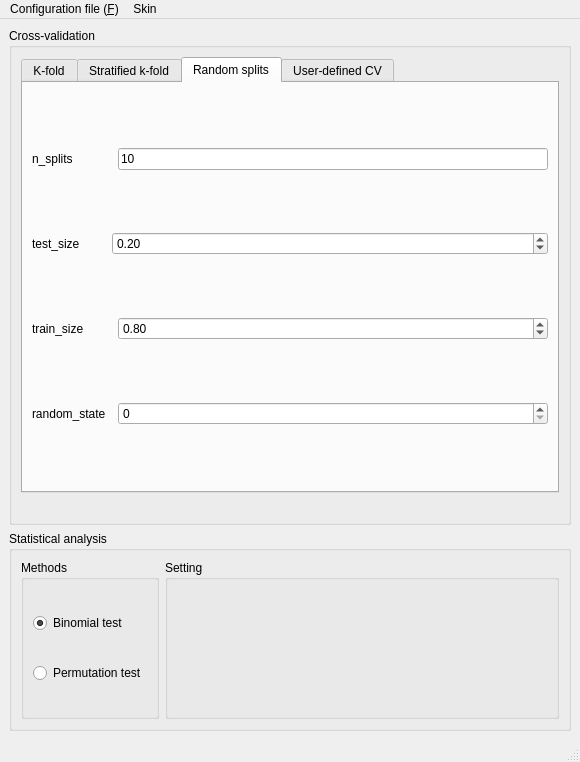
Qt form GUI/easylearn_model_evaluation_gui.ui (easylearn-fmri/easylearn_dev) before a commit.
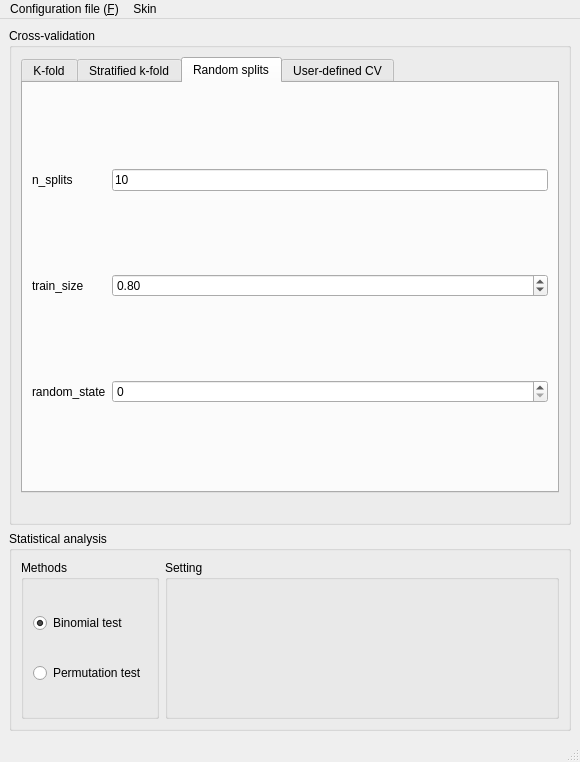
The same form after that commit. The open tabs and pages were chosen to show the change.

What changed in the file:
```diff
--- a/GUI/easylearn_model_evaluation_gui.ui
+++ b/GUI/easylearn_model_evaluation_gui.ui
@@ -252,37 +252,42 @@
            <string>Random splits</string>
           </attribute>
           <layout class="QGridLayout" name="gridLayout">
-           <item row="0" column="2">
-            <widget class="QLineEdit" name="lineEdit_randomsplits_n_splits">
-             <property name="text">
-              <string>10</string>
-             </property>
-            </widget>
-           </item>
            <item row="3" column="0">
+            <widget class="QLabel" name="label_11">
+             <property name="text">
+              <string>random_state</string>
+             </property>
+            </widget>
+           </item>
+           <item row="3" column="1">
+            <widget class="QSpinBox" name="spinBox_randomsplits_randomstate">
+             <property name="maximum">
+              <number>10000</number>
+             </property>
+            </widget>
+           </item>
+           <item row="2" column="0">
             <widget class="QLabel" name="label_6">
              <property name="text">
               <string>train_size</string>
              </property>
             </widget>
            </item>
-           <item row="1" column="1" colspan="2">
-            <widget class="QDoubleSpinBox" name="doubleSpinBox_randomsplits_testsize">
-             <property name="minimum">
-              <double>0.010000000000000</double>
+           <item row="0" column="1">
+            <widget class="QLineEdit" name="lineEdit_randomsplits_n_splits">
+             <property name="text">
+              <string>10</string>
              </property>
-             <property name="maximum">
-              <double>1.000000000000000</double>
+            </widget>
+           </item>
+           <item row="0" column="0">
+            <widget class="QLabel" name="label_3">
+             <property name="text">
+              <string>n_splits</string>
              </property>
-             <property name="singleStep">
-              <double>0.100000000000000</double>
-             </property>
-             <property name="value">
-              <double>0.200000000000000</double>
-             </property>
             </widget>
            </item>
-           <item row="3" column="2">
+           <item row="2" column="1">
             <widget class="QDoubleSpinBox" name="doubleSpinBox_randomsplits_trainsize">
              <property name="minimum">
               <double>0.100000000000000</double>
@@ -298,34 +303,6 @@
              </property>
             </widget>
            </item>
-           <item row="0" column="0">
-            <widget class="QLabel" name="label_3">
-             <property name="text">
-              <string>n_splits</string>
-             </property>
-            </widget>
-           </item>
-           <item row="1" column="0">
-            <widget class="QLabel" name="label_5">
-             <property name="text">
-              <string>test_size</string>
-             </property>
-            </widget>
-           </item>
-           <item row="4" column="0">
-            <widget class="QLabel" name="label_11">
-             <property name="text">
-              <string>random_state</string>
-             </property>
-            </widget>
-           </item>
-           <item row="4" column="2">
-            <widget class="QSpinBox" name="spinBox_randomsplits_randomstate">
-             <property name="maximum">
-              <number>10000</number>
-             </property>
-            </widget>
-           </item>
           </layout>
          </widget>
          <widget class="QWidget" name="tab_userdefined">
```
Left out of the diff: 56 changed lines with no effect on the pictures.
